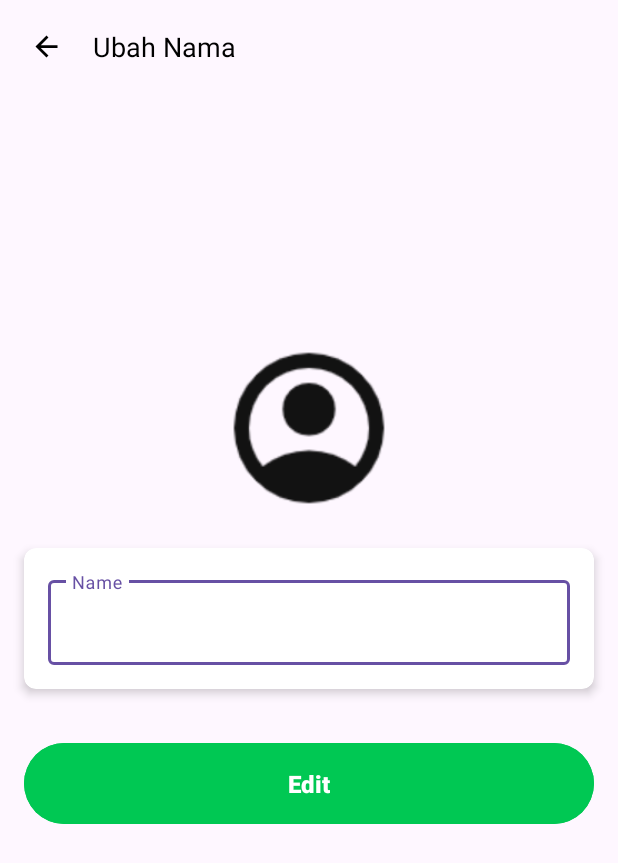
After one commit to Contsol-dev/GoTrash, an Android app: the EditNameActivity screen opened directly, with no data from a screen before it, on a phone screen of 412 x 824 dp. The commit adds this screen. Shown: the top 863 px of the screen. Run offline under Robolectric (Android 15) with nearby library versions, the light colour scheme and no system bars; our stand-ins replace Firebase (no records; nobody signed in at launch, a user with empty details on screens opened directly).

Commit message:
update profile

```diff
--- a/app/src/main/java/com/adinda/gotrash/di/AppModules.kt
+++ b/app/src/main/java/com/adinda/gotrash/di/AppModules.kt
@@ -10,6 +10,7 @@ import com.adinda.gotrash.presentation.home.HomeViewModel
 import com.adinda.gotrash.presentation.login.LoginViewModel
 import com.adinda.gotrash.presentation.main.MainViewModel
 import com.adinda.gotrash.presentation.profile.ProfileViewModel
+import com.adinda.gotrash.presentation.profile.edit.EditNameViewModel
 import com.adinda.gotrash.presentation.signup.SignupViewModel
 import com.adinda.gotrash.presentation.splash.SplashViewModel
 import com.google.firebase.auth.FirebaseAuth
@@ -49,6 +50,7 @@ object AppModules {
             viewModelOf(::HomeViewModel)
             viewModelOf(::SplashViewModel)
             viewModelOf(::ProfileViewModel)
+            viewModelOf(::EditNameViewModel)
 
         }
 
--- /dev/null
+++ b/app/src/main/java/com/adinda/gotrash/presentation/profile/edit/EditNameActivity.kt
@@ -0,0 +1,82 @@
+package com.adinda.gotrash.presentation.profile.edit
+
+import android.os.Bundle
+import android.widget.Toast
+import androidx.appcompat.app.AppCompatActivity
+import androidx.core.view.isVisible
+import com.adinda.gotrash.R
+import com.adinda.gotrash.databinding.ActivityEditNameBinding
+import com.adinda.gotrash.utils.proceedWhen
+import org.koin.androidx.viewmodel.ext.android.viewModel
+
+class EditNameActivity : AppCompatActivity() {
+    private val binding : ActivityEditNameBinding by lazy{
+        ActivityEditNameBinding.inflate(layoutInflater)
+    }
+    private val viewModel : EditNameViewModel by viewModel()
+    override fun onCreate(savedInstanceState: Bundle?) {
+        super.onCreate(savedInstanceState)
+        setContentView(binding.root)
+        setupForm()
+        bindUsername()
+        setClick()
+    }
+
+    private fun setupForm() {
+        binding.nameInputLayout.isVisible = true
+    }
+
+    private fun setClick() {
+        binding.btnSaveEditProfile.setOnClickListener{
+            doUpdateName()
+        }
+        binding.ivBackHeader.setOnClickListener{
+            finish()
+        }
+    }
+
+    private fun doUpdateName() {
+        if (isFormValid()) {
+            val name = binding.nameEditText.text.toString().trim()
+            updateProfile(name)
+        }
+    }
+
+    private fun updateProfile(name: String) {
+        viewModel.updateName(name).observe(this){
+            it.proceedWhen(
+                doOnSuccess = {
+                    Toast.makeText(this, "Profile Updated", Toast.LENGTH_SHORT).show()
+                    finish()
+                },
+                doOnLoading = {
+                    binding.btnSaveEditProfile.isVisible = false
+                    binding.pbLoadingEdit.isVisible = true
+                },
+                doOnError = {
+                    Toast.makeText(this, "Edit Profile Failed}", Toast.LENGTH_SHORT).show()
+                }
+            )
+        }
+    }
+
+    private fun isFormValid(): Boolean {
+        val name = binding.nameEditText.text.toString()
+        return validateField(name)
+    }
+
+    private fun validateField(name: String): Boolean {
+            return if (name.isEmpty()) {
+                binding.nameInputLayout.isErrorEnabled = true
+                binding.nameInputLayout.error = getString(R.string.text_error_name_empty)
+                false
+            } else {
+                binding.nameInputLayout.isErrorEnabled = false
+                true
+            }
+        }
+
+    private fun bindUsername() {
+        binding.nameEditText.setText(viewModel.getUser()?.username.orEmpty())
+    }
+}
--- /dev/null
+++ b/app/src/main/java/com/adinda/gotrash/presentation/profile/edit/EditNameViewModel.kt
@@ -0,0 +1,11 @@
+package com.adinda.gotrash.presentation.profile.edit
+
+import androidx.lifecycle.ViewModel
+import androidx.lifecycle.asLiveData
+import com.adinda.gotrash.data.repository.auth.AuthRepository
+import kotlinx.coroutines.Dispatchers
+
+class EditNameViewModel(private val repository: AuthRepository) : ViewModel() {
+    fun getUser() = repository.getCurrentUser()
+    fun updateName(name: String) = repository.updateProfile(name).asLiveData(Dispatchers.IO)
+}
--- a/app/src/main/java/com/adinda/gotrash/presentation/signup/SignupActivity.kt
+++ b/app/src/main/java/com/adinda/gotrash/presentation/signup/SignupActivity.kt
@@ -89,7 +89,7 @@ class SignupActivity : AppCompatActivity() {
     private fun checkUsernameValidation(username: String): Boolean {
         return if (username.isEmpty()) {
             binding.usernameLayout.isErrorEnabled = true
-            binding.usernameLayout.error = getString(R.string.text_error_email_empty)
+            binding.usernameLayout.error = getString(R.string.text_error_name_empty)
             false
         } else {
             binding.usernameLayout.isErrorEnabled = false
--- /dev/null
+++ b/app/src/main/res/layout/activity_edit_name.xml
@@ -0,0 +1,135 @@
+<?xml version="1.0" encoding="utf-8"?>
+<androidx.constraintlayout.widget.ConstraintLayout xmlns:android="http://schemas.android.com/apk/res/android"
+    xmlns:app="http://schemas.android.com/apk/res-auto"
+    xmlns:tools="http://schemas.android.com/tools"
+    android:id="@+id/main"
+    android:layout_width="match_parent"
+    android:layout_height="match_parent"
+    tools:context=".presentation.profile.edit.EditNameActivity">
+
+    <ImageView
+        android:id="@+id/iv_back_header"
+        android:layout_width="30dp"
+        android:layout_height="30dp"
+        android:layout_margin="16dp"
+        android:padding="4dp"
+        android:src="@drawable/ic_back"
+        app:layout_constraintStart_toStartOf="parent"
+        app:layout_constraintTop_toTopOf="parent"
+        app:tint="@color/black" />
+
+    <TextView
+        android:id="@+id/tv_title"
+        android:layout_width="wrap_content"
+        android:layout_height="wrap_content"
+        android:layout_marginStart="16dp"
+        android:textColor="@color/black"
+        android:textSize="18sp"
+        android:text="@string/text_edit_profile"
+        app:layout_constraintBottom_toBottomOf="@id/iv_back_header"
+        app:layout_constraintStart_toEndOf="@id/iv_back_header"
+        app:layout_constraintTop_toTopOf="@id/iv_back_header"
+        tools:text="This is title" />
+
+    <TextView
+        android:id="@+id/tv_profile"
+        android:layout_width="wrap_content"
+        android:layout_height="wrap_content"
+        android:layout_margin="16dp"
+        android:textSize="24sp"
+        android:textStyle="bold"
+        app:layout_constraintBottom_toTopOf="@+id/iv_profile_image"
+        app:layout_constraintEnd_toEndOf="parent"
+        app:layout_constraintStart_toStartOf="parent"
+        app:layout_constraintTop_toBottomOf="@id/tv_title" />
+
+    <ImageView
+        android:id="@+id/iv_bg_profil_white"
+        android:layout_width="125dp"
+        android:layout_height="125dp"
+        android:layout_gravity="center"
+        android:layout_marginBottom="18dp"
+        android:scaleType="centerCrop"
+        app:layout_constraintBottom_toTopOf="@+id/profile_card_view"
+        app:layout_constraintEnd_toEndOf="parent"
+        app:layout_constraintStart_toStartOf="parent" />
+
+    <ImageView
+        android:id="@+id/iv_profile_image"
+        android:layout_width="120dp"
+        android:layout_height="120dp"
+        android:layout_gravity="center"
+        android:layout_marginBottom="20dp"
+        android:src="@drawable/img_profile"
+        android:scaleType="centerCrop"
+        app:layout_constraintBottom_toTopOf="@+id/profile_card_view"
+        app:layout_constraintEnd_toEndOf="parent"
+        app:layout_constraintStart_toStartOf="parent" />
+
+    <androidx.cardview.widget.CardView
+        android:id="@+id/profile_card_view"
+        android:layout_width="0dp"
+        android:layout_height="wrap_content"
+        android:layout_marginStart="16dp"
+        android:layout_marginEnd="16dp"
+        app:cardCornerRadius="8dp"
+        app:cardElevation="4dp"
+        app:layout_constraintBottom_toBottomOf="parent"
+        app:layout_constraintEnd_toEndOf="parent"
+        app:layout_constraintStart_toStartOf="parent"
+        app:layout_constraintTop_toTopOf="parent">
+
+        <LinearLayout
+            android:id="@+id/profile_content"
+            android:layout_width="match_parent"
+            android:layout_height="wrap_content"
+            android:orientation="vertical"
+            android:padding="16dp">
+
+            <com.google.android.material.textfield.TextInputLayout
+                android:id="@+id/name_input_layout"
+                android:layout_width="match_parent"
+                android:layout_height="wrap_content">
+
+                <com.google.android.material.textfield.TextInputEditText
+                    android:id="@+id/name_edit_text"
+                    android:layout_width="match_parent"
+                    android:layout_height="wrap_content"
+                    android:hint="@string/name"
+                    android:text="@string/name_profile" />
+            </com.google.android.material.textfield.TextInputLayout>
+
+        </LinearLayout>
+    </androidx.cardview.widget.CardView>
+
+<FrameLayout
+    android:id="@+id/fl_btn_save_edit_profile"
+    android:layout_width="match_parent"
+    android:layout_height="wrap_content"
+    app:layout_constraintEnd_toEndOf="parent"
+    app:layout_constraintStart_toStartOf="parent"
+    app:layout_constraintTop_toBottomOf="@+id/profile_card_view">
+    <Button
+        android:id="@+id/btn_save_edit_profile"
+        android:layout_width="match_parent"
+        android:layout_height="wrap_content"
+        android:layout_marginStart="16dp"
+        android:layout_marginTop="32dp"
+        android:layout_marginEnd="16dp"
+        android:padding="16dp"
+        android:text="@string/edit_profil"
+        android:textColor="@android:color/white"
+        android:textSize="16sp"
+        android:textStyle="bold"
+        android:backgroundTint="#00C853" />
+
+    <com.google.android.material.progressindicator.CircularProgressIndicator
+        android:id="@+id/pb_loading_edit"
+        android:layout_width="wrap_content"
+        android:layout_height="wrap_content"
+        android:layout_gravity="center"
+        android:indeterminate="true"
+        android:visibility="gone" />
+</FrameLayout>
+
+</androidx.constraintlayout.widget.ConstraintLayout>
--- a/app/src/main/res/values/strings.xml
+++ b/app/src/main/res/values/strings.xml
@@ -28,4 +28,8 @@
     <string name="text_email">Email</string>
     <string name="text_sign_in_here">Sign up here</string>
     <string name="sign_up">Sign Up</string>
+    <string name="name">Name</string>
+    <string name="name_profile">Name</string>
+    <string name="edit_profil">Edit</string>
+    <string name="text_error_name_empty">Username is Invalid</string>
 </resources>
```
Also changed, not shown: app/src/main/AndroidManifest.xml (+7 -5 lines), app/src/main/res/layout/fragment_profile.xml (+4 -38 lines).
